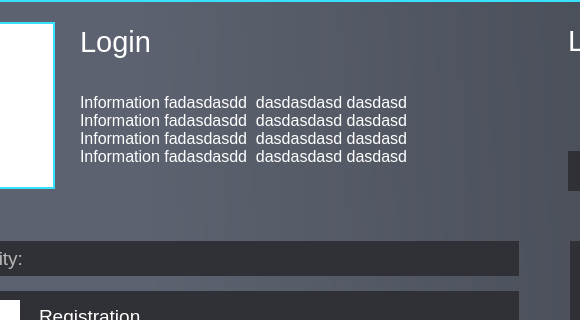
The window that accountarea.ui (M1chaelDunaev/desktop_client) describes before a commit, drawn with Qt 5; both pictures show x 329 to 909 and y 0 to 320 of the 1387 by 831 pixel window.
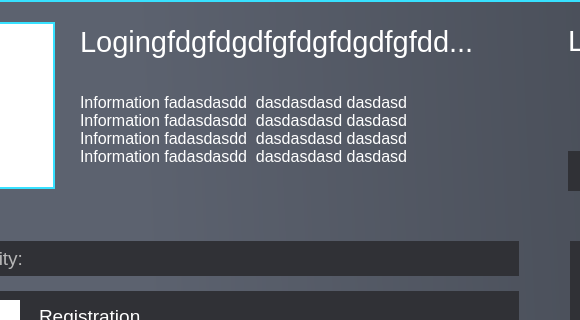
The same window after the commit.

The edit to the form file:
```diff
--- a/accountarea.ui
+++ b/accountarea.ui
@@ -173,7 +173,7 @@
 border: 0px;</string>
                    </property>
                    <property name="text">
-                    <string>Login</string>
+                    <string>Logingfdgfdgdfgfdgfdgdfgfdd...</string>
                    </property>
                   </widget>
                  </item>
```
